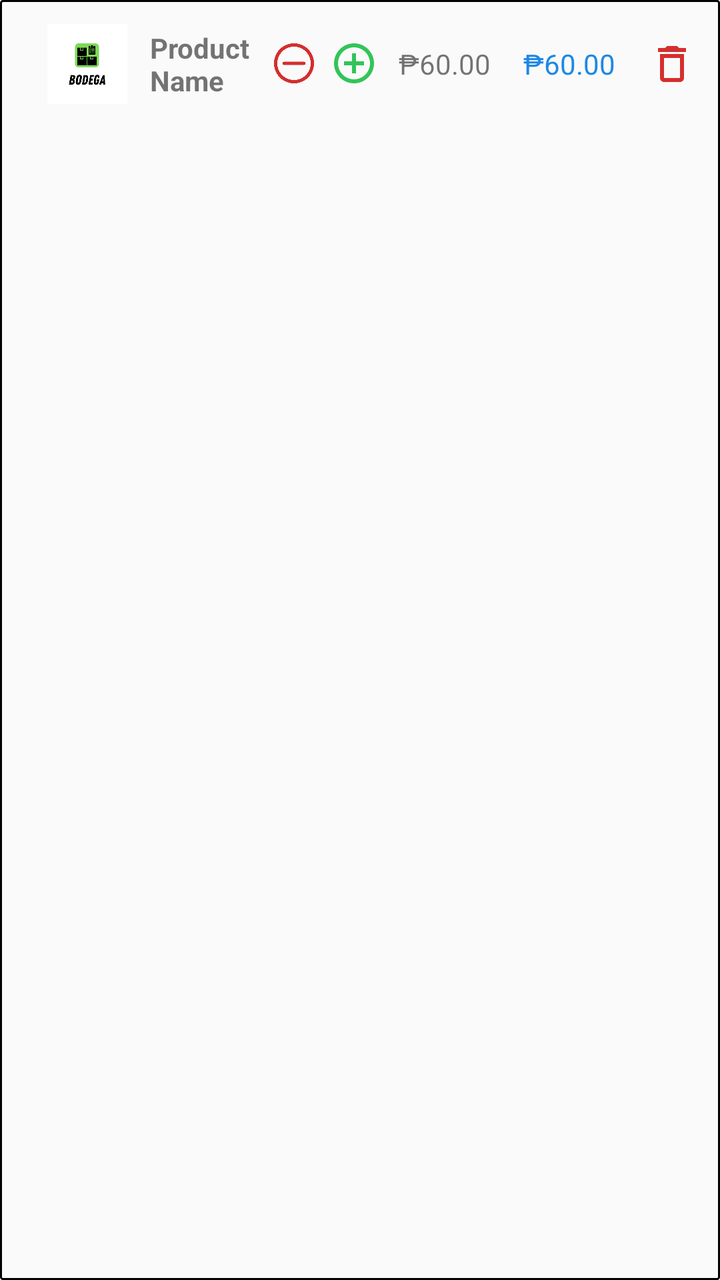
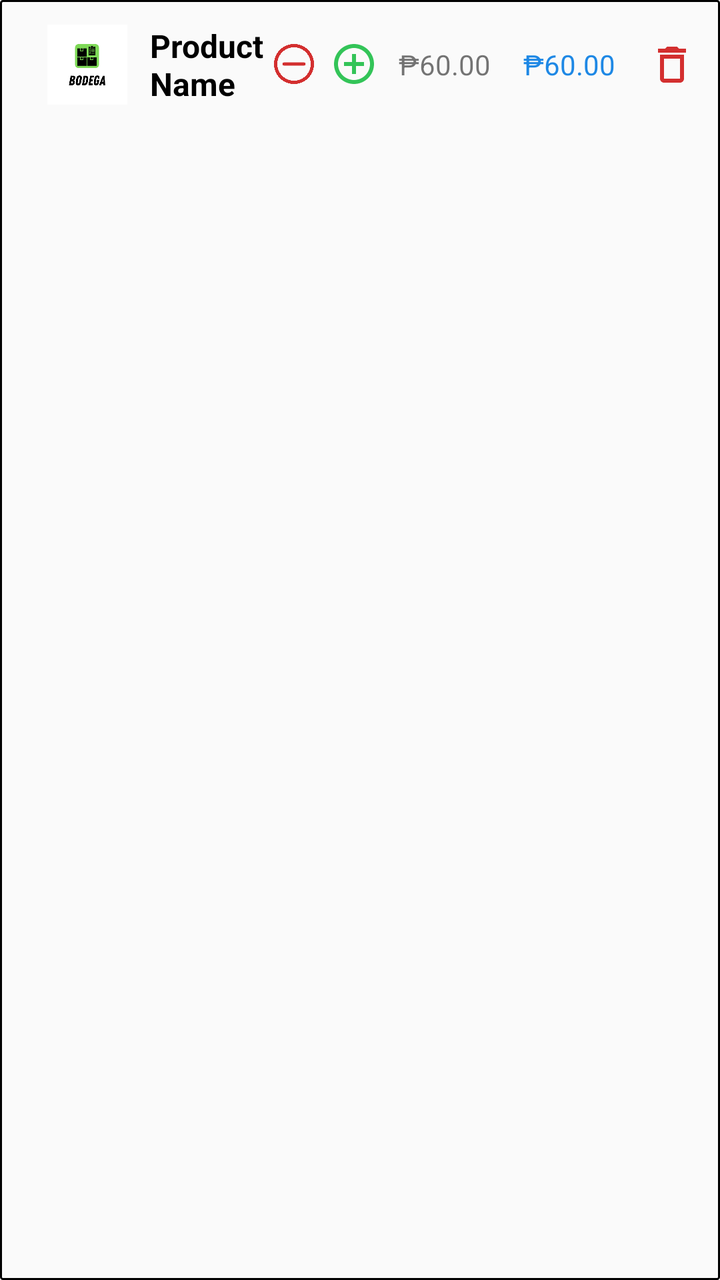

Screens rendered from an Android XML layout before and after an edit, with the pre-edit source and the edit as a unified diff.
<!-- AndroidManifest.xml: application theme Theme.MyApp -->
<!-- res/layout/checkout_item.xml -->
<?xml version="1.0" encoding="utf-8"?>
<LinearLayout xmlns:android="http://schemas.android.com/apk/res/android"
    xmlns:app="http://schemas.android.com/apk/res-auto"
    xmlns:tools="http://schemas.android.com/tools"
    android:id="@+id/cart_items_container"
    android:layout_width="match_parent"
    android:layout_height="wrap_content"
    android:background="@drawable/product_corner"
    android:orientation="vertical"
    android:padding="8dp">

    
    <LinearLayout
        android:layout_width="match_parent"
        android:layout_height="wrap_content"
        android:orientation="horizontal"
        android:gravity="center_vertical"
        android:padding="4dp">

        <ImageView
            android:id="@+id/checkout_image"
            android:layout_width="1dp"
            android:layout_height="40dp"
            android:layout_weight="1"
            android:src="@drawable/logo" />

        <TextView
            android:id="@+id/product_name"
            android:text="Product Name"
            android:textStyle="bold"
            android:layout_weight="1"
            android:layout_width="0dp"
            android:layout_height="wrap_content" />

        <LinearLayout
            android:layout_weight="1"
            android:layout_width="0dp"
            android:layout_height="wrap_content"
            android:orientation="horizontal"
            android:gravity="center_vertical">

            <ImageView
                android:id="@+id/decrease"
                android:layout_width="20dp"
                android:layout_height="20dp"
                android:src="@drawable/minus"
                app:tint="#D32F2F" />

            <TextView
                android:id="@+id/total_quantity"
                android:text=""
                android:layout_width="wrap_content"
                android:layout_height="wrap_content"
                android:padding="4dp" />

            <ImageView
                android:id="@+id/increace"
                android:layout_width="24dp"
                android:layout_height="24dp"
                android:clickable="true"
                android:contentDescription="@string/action_sign_in_short"
                android:src="@drawable/ic_add_circle"
                app:tint="#33C458"
                tools:ignore="TouchTargetSizeCheck" />
        </LinearLayout>

        <TextView
            android:id="@+id/price"
            android:text="₱60.00"
            android:layout_weight="1"
            android:layout_width="0dp"
            android:layout_height="wrap_content" />

        <TextView
            android:id="@+id/total_price"
            android:text="₱60.00"
            android:textColor="#1E88E5"
            android:layout_weight="1"
            android:layout_width="0dp"
            android:layout_height="wrap_content" />

        <ImageView
            android:id="@+id/delete"
            android:layout_width="24dp"
            android:layout_height="24dp"
            android:clickable="true"
            android:contentDescription="@string/action_sign_in"
            android:src="@drawable/ic_delete_24"
            app:tint="#D32F2F"
            tools:ignore="TouchTargetSizeCheck" />
    </LinearLayout>






</LinearLayout>
<!-- resources referenced by this layout -->
<resources>
  <!-- drawable ic_add_circle (drawable) -->
  <vector xmlns:android="http://schemas.android.com/apk/res/android"
      android:height="24dp"
      android:tint="#000000"
      android:viewportHeight="24"
      android:viewportWidth="24"
      android:width="24dp"
      >
        
      <path
          android:fillColor="@android:color/white"
          android:pathData="M13,7h-2v4L7,11v2h4v4h2v-4h4v-2h-4L13,7zM12,2C6.48,2 2,6.48 2,12s4.48,10 10,10 10,-4.48 10,-10S17.52,2 12,2zM12,20c-4.41,0 -8,-3.59 -8,-8s3.59,-8 8,-8 8,3.59 8,8 -3.59,8 -8,8z"/>
      
  </vector>
  <!-- drawable ic_delete_24 (drawable) -->
  <vector xmlns:android="http://schemas.android.com/apk/res/android" android:height="24dp" android:tint="#000000" android:viewportHeight="24" android:viewportWidth="24" android:width="24dp">
        
      <path android:fillColor="@android:color/white" android:pathData="M6,19c0,1.1 0.9,2 2,2h8c1.1,0 2,-0.9 2,-2L18,7L6,7v12zM8,9h8v10L8,19L8,9zM15.5,4l-1,-1h-5l-1,1L5,4v2h14L19,4z"/>
      
  </vector>
  <!-- drawable logo: png bitmap (drawable, 13762 bytes) -->
  <!-- drawable minus: png bitmap (drawable, 17261 bytes) -->
  <!-- drawable product_corner (drawable) -->
  <?xml version="1.0" encoding="utf-8"?>
  <shape xmlns:android="http://schemas.android.com/apk/res/android"
      android:shape="rectangle">
      <corners android:radius="1dp"/>
      <stroke android:width="1dip" android:color="@color/black" />
  
  </shape>
  <string name="action_sign_in">Sign in or register</string>
  <string name="action_sign_in_short">Sign in</string>
  <style name="Theme.MyApp" parent="Theme.AppCompat.Light.NoActionBar">
  
      </style>
  <color name="black">#FF000000</color>
</resources>

<!-- the commit's change to res/layout/checkout_item.xml (unified diff, before → after) -->
@@ -28,6 +28,8 @@
             android:id="@+id/product_name"
             android:text="Product Name"
             android:textStyle="bold"
+            android:textSize="16sp"
+            android:textColor="#000000"
             android:layout_weight="1"
             android:layout_width="0dp"
             android:layout_height="wrap_content" />
